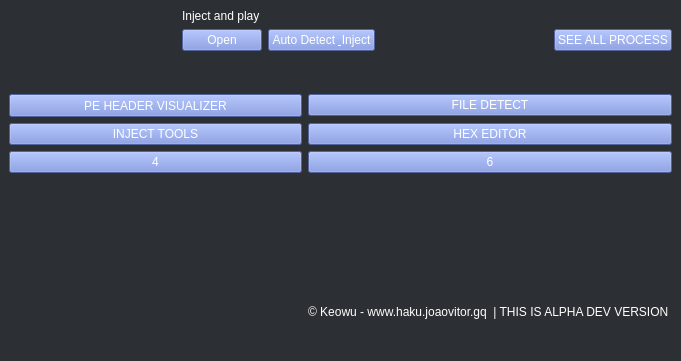
Above: mainwindow.ui from keowu/hakudetector before the change. Below: the same form after it.
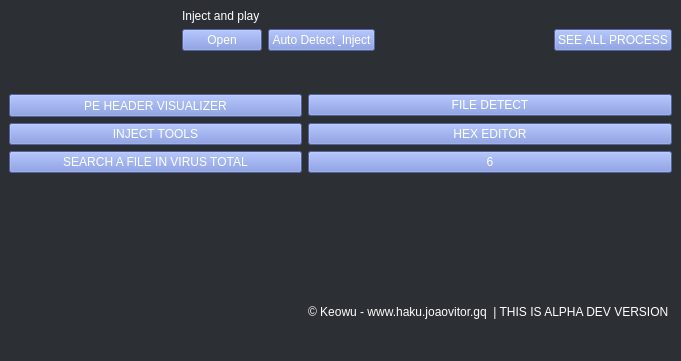
That is the form after the change.

Patch:
```diff
--- a/mainwindow.ui
+++ b/mainwindow.ui
@@ -35,7 +35,7 @@
        <string notr="true">background-color: #7289da;</string>
       </property>
       <property name="text">
-       <string>4</string>
+       <string>SEARCH A FILE IN VIRUS TOTAL</string>
       </property>
      </widget>
     </item>
```
